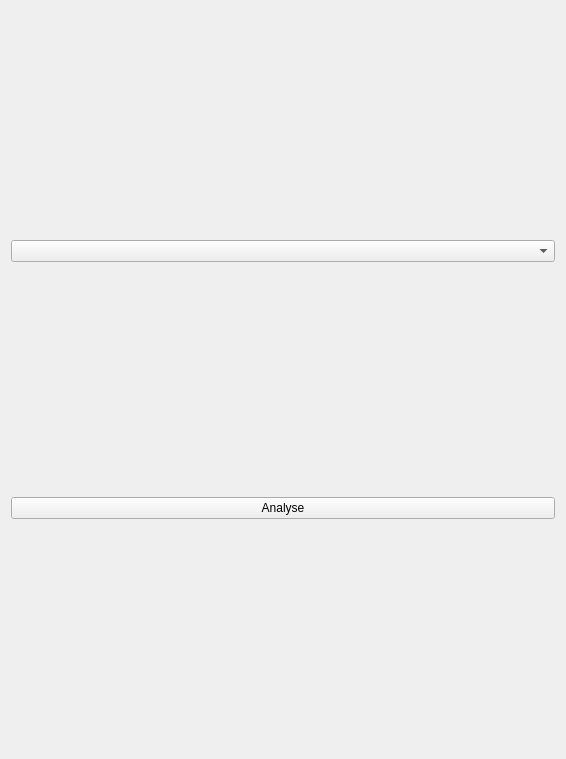
Above: Gui/Panels/analyse.ui from dubstar-04/FreeCAD-Chassis-Workbench before the change. Below: the same form after it.
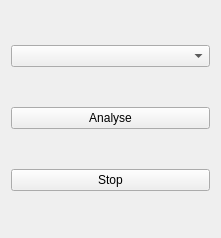
That is the form after the change.

Commit message: enable analysis animation

The edit to the form file:
```diff
--- a/Gui/Panels/analyse.ui
+++ b/Gui/Panels/analyse.ui
@@ -6,8 +6,8 @@
    <rect>
     <x>0</x>
     <y>0</y>
-    <width>566</width>
-    <height>759</height>
+    <width>221</width>
+    <height>238</height>
    </rect>
   </property>
   <property name="windowTitle">
@@ -27,6 +27,16 @@
      </property>
     </widget>
    </item>
+   <item row="2" column="0">
+    <widget class="QPushButton" name="stopPB">
+     <property name="text">
+      <string>Stop</string>
+     </property>
+     <property name="flat">
+      <bool>false</bool>
+     </property>
+    </widget>
+   </item>
   </layout>
  </widget>
  <resources/>
```
Left out of the diff: 2 changed lines with no effect on the pictures. The commit also changes 2 other files.
